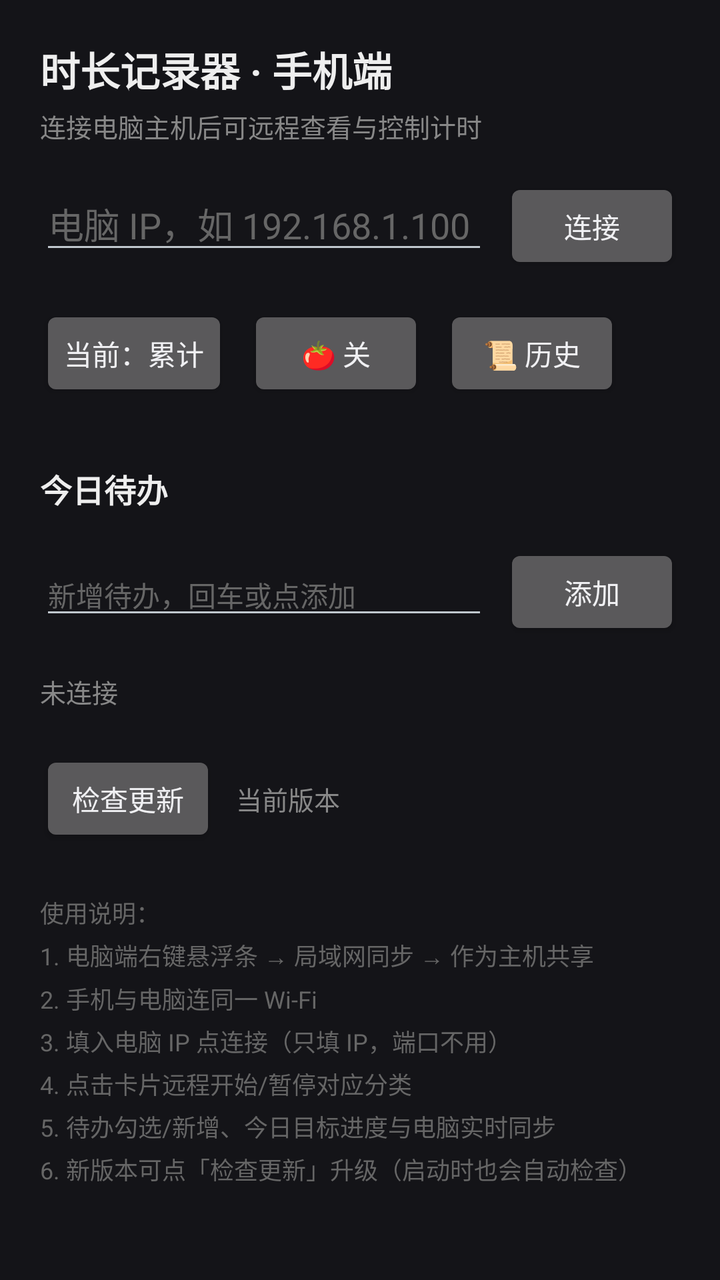
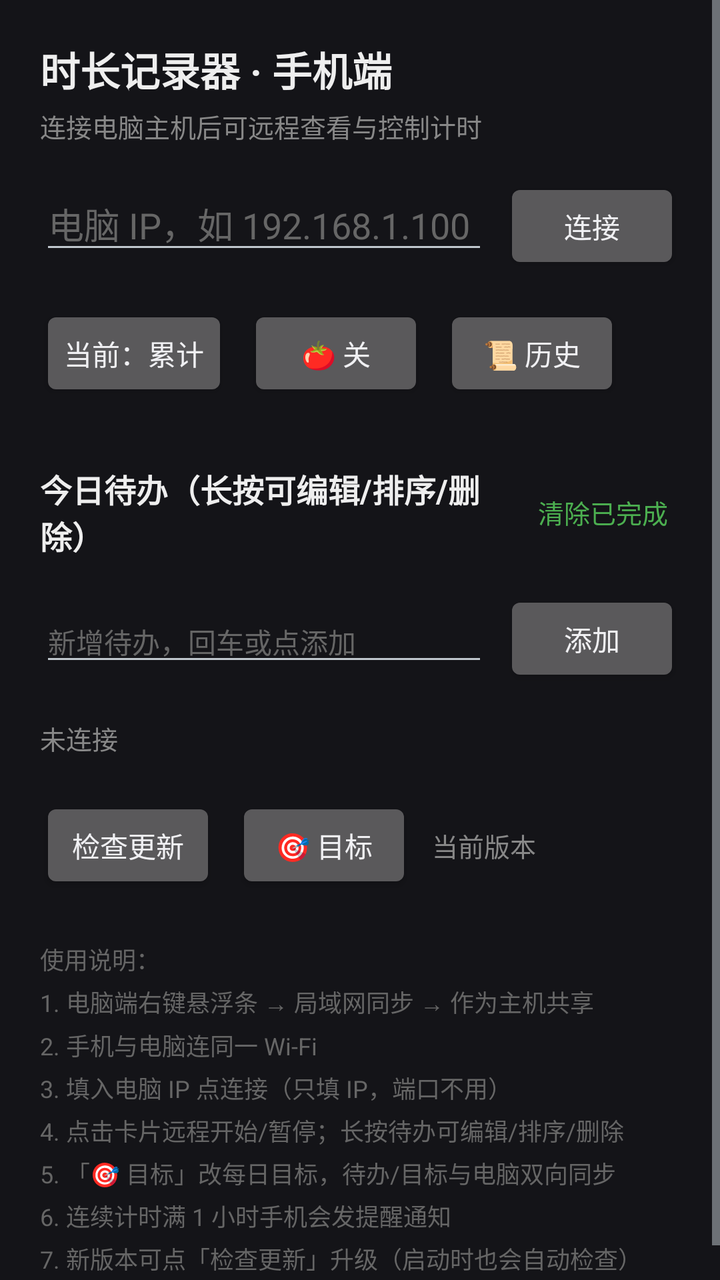

Before-and-after screenshots of an Android layout around one commit, followed by the original layout XML and the change that was made.
<!-- AndroidManifest.xml: application theme android:Theme.DeviceDefault.NoActionBar -->
<!-- res/layout/activity_main.xml -->
<?xml version="1.0" encoding="utf-8"?>
<ScrollView xmlns:android="http://schemas.android.com/apk/res/android"
    android:layout_width="match_parent"
    android:layout_height="match_parent"
    android:background="#141418"
    android:fillViewport="true">

    <LinearLayout
        android:layout_width="match_parent"
        android:layout_height="wrap_content"
        android:orientation="vertical"
        android:padding="20dp">

        <TextView
            android:layout_width="wrap_content"
            android:layout_height="wrap_content"
            android:text="时长记录器 · 手机端"
            android:textColor="#EEEEEE"
            android:textSize="20sp"
            android:textStyle="bold" />

        <TextView
            android:layout_width="wrap_content"
            android:layout_height="wrap_content"
            android:layout_marginTop="4dp"
            android:text="连接电脑主机后可远程查看与控制计时"
            android:textColor="#888888"
            android:textSize="13sp" />

        <LinearLayout
            android:layout_width="match_parent"
            android:layout_height="wrap_content"
            android:layout_marginTop="16dp"
            android:orientation="horizontal">

            <EditText
                android:id="@+id/host_edit"
                android:layout_width="0dp"
                android:layout_height="wrap_content"
                android:layout_weight="1"
                android:hint="电脑 IP，如 192.168.1.100（只填 IP，端口不用）"
                android:inputType="text"
                android:textColor="#EEEEEE"
                android:textColorHint="#666666" />

            <Button
                android:id="@+id/connect_btn"
                android:layout_width="wrap_content"
                android:layout_height="wrap_content"
                android:layout_marginStart="8dp"
                android:text="连接" />
        </LinearLayout>

        
        <LinearLayout
            android:layout_width="match_parent"
            android:layout_height="wrap_content"
            android:layout_marginTop="16dp"
            android:orientation="horizontal">

            <Button
                android:id="@+id/mode_btn"
                android:layout_width="wrap_content"
                android:layout_height="wrap_content"
                android:text="当前：累计" />

            <Button
                android:id="@+id/pom_btn"
                android:layout_width="wrap_content"
                android:layout_height="wrap_content"
                android:layout_marginStart="10dp"
                android:text="🍅 关" />

            <Button
                android:id="@+id/hist_btn"
                android:layout_width="wrap_content"
                android:layout_height="wrap_content"
                android:layout_marginStart="10dp"
                android:text="📜 历史" />
        </LinearLayout>

        
        <LinearLayout
            android:id="@+id/cards"
            android:layout_width="match_parent"
            android:layout_height="wrap_content"
            android:layout_marginTop="12dp"
            android:orientation="vertical" />

        <TextView
            android:layout_width="wrap_content"
            android:layout_height="wrap_content"
            android:layout_marginTop="20dp"
            android:text="今日待办"
            android:textColor="#EEEEEE"
            android:textSize="16sp"
            android:textStyle="bold" />

        <LinearLayout
            android:id="@+id/todo_list"
            android:layout_width="match_parent"
            android:layout_height="wrap_content"
            android:layout_marginTop="8dp"
            android:orientation="vertical" />

        <LinearLayout
            android:layout_width="match_parent"
            android:layout_height="wrap_content"
            android:layout_marginTop="8dp"
            android:gravity="center_vertical"
            android:orientation="horizontal">

            <EditText
                android:id="@+id/todo_edit"
                android:layout_width="0dp"
                android:layout_height="wrap_content"
                android:layout_weight="1"
                android:hint="新增待办，回车或点添加"
                android:inputType="text"
                android:textColor="#EEEEEE"
                android:textColorHint="#666666"
                android:textSize="14sp" />

            <Button
                android:id="@+id/todo_add_btn"
                android:layout_width="wrap_content"
                android:layout_height="wrap_content"
                android:layout_marginStart="8dp"
                android:text="添加" />
        </LinearLayout>

        <TextView
            android:id="@+id/status_view"
            android:layout_width="match_parent"
            android:layout_height="wrap_content"
            android:layout_marginTop="16dp"
            android:text="未连接"
            android:textColor="#888888"
            android:textSize="13sp" />

        <LinearLayout
            android:layout_width="match_parent"
            android:layout_height="wrap_content"
            android:layout_marginTop="20dp"
            android:gravity="center_vertical"
            android:orientation="horizontal">

            <Button
                android:id="@+id/update_btn"
                android:layout_width="wrap_content"
                android:layout_height="wrap_content"
                android:text="检查更新" />

            <TextView
                android:id="@+id/update_view"
                android:layout_width="0dp"
                android:layout_height="wrap_content"
                android:layout_marginStart="10dp"
                android:layout_weight="1"
                android:text="当前版本"
                android:textColor="#888888"
                android:textSize="13sp" />
        </LinearLayout>

        <TextView
            android:layout_width="match_parent"
            android:layout_height="wrap_content"
            android:layout_marginTop="24dp"
            android:lineSpacingExtra="4dp"
            android:text="使用说明：\n1. 电脑端右键悬浮条 → 局域网同步 → 作为主机共享\n2. 手机与电脑连同一 Wi-Fi\n3. 填入电脑 IP 点连接（只填 IP，端口不用）\n4. 点击卡片远程开始/暂停对应分类\n5. 待办勾选/新增、今日目标进度与电脑实时同步\n6. 新版本可点「检查更新」升级（启动时也会自动检查）"
            android:textColor="#666666"
            android:textSize="12sp" />
    </LinearLayout>
</ScrollView>
<!-- resources referenced by this layout -->
<resources>

</resources>

<!-- the commit's change to res/layout/activity_main.xml (unified diff, before → after) -->
@@ -87,14 +87,31 @@
             android:layout_marginTop="12dp"
             android:orientation="vertical" />
 
-        <TextView
-            android:layout_width="wrap_content"
+        <LinearLayout
+            android:layout_width="match_parent"
             android:layout_height="wrap_content"
             android:layout_marginTop="20dp"
-            android:text="今日待办"
-            android:textColor="#EEEEEE"
-            android:textSize="16sp"
-            android:textStyle="bold" />
+            android:gravity="center_vertical"
+            android:orientation="horizontal">
+
+            <TextView
+                android:layout_width="0dp"
+                android:layout_height="wrap_content"
+                android:layout_weight="1"
+                android:text="今日待办（长按可编辑/排序/删除）"
+                android:textColor="#EEEEEE"
+                android:textSize="16sp"
+                android:textStyle="bold" />
+
+            <TextView
+                android:id="@+id/clear_done_btn"
+                android:layout_width="wrap_content"
+                android:layout_height="wrap_content"
+                android:padding="6dp"
+                android:text="清除已完成"
+                android:textColor="#4CAF50"
+                android:textSize="13sp" />
+        </LinearLayout>
 
         <LinearLayout
             android:id="@+id/todo_list"
@@ -151,6 +168,13 @@
                 android:layout_height="wrap_content"
                 android:text="检查更新" />
 
+            <Button
+                android:id="@+id/goals_btn"
+                android:layout_width="wrap_content"
+                android:layout_height="wrap_content"
+                android:layout_marginStart="10dp"
+                android:text="🎯 目标" />
+
             <TextView
                 android:id="@+id/update_view"
                 android:layout_width="0dp"
@@ -167,7 +191,7 @@
             android:layout_height="wrap_content"
             android:layout_marginTop="24dp"
             android:lineSpacingExtra="4dp"
-            android:text="使用说明：\n1. 电脑端右键悬浮条 → 局域网同步 → 作为主机共享\n2. 手机与电脑连同一 Wi-Fi\n3. 填入电脑 IP 点连接（只填 IP，端口不用）\n4. 点击卡片远程开始/暂停对应分类\n5. 待办勾选/新增、今日目标进度与电脑实时同步\n6. 新版本可点「检查更新」升级（启动时也会自动检查）"
+            android:text="使用说明：\n1. 电脑端右键悬浮条 → 局域网同步 → 作为主机共享\n2. 手机与电脑连同一 Wi-Fi\n3. 填入电脑 IP 点连接（只填 IP，端口不用）\n4. 点击卡片远程开始/暂停；长按待办可编辑/排序/删除\n5. 「🎯 目标」改每日目标，待办/目标与电脑双向同步\n6. 连续计时满 1 小时手机会发提醒通知\n7. 新版本可点「检查更新」升级（启动时也会自动检查）"
             android:textColor="#666666"
             android:textSize="12sp" />
     </LinearLayout>
